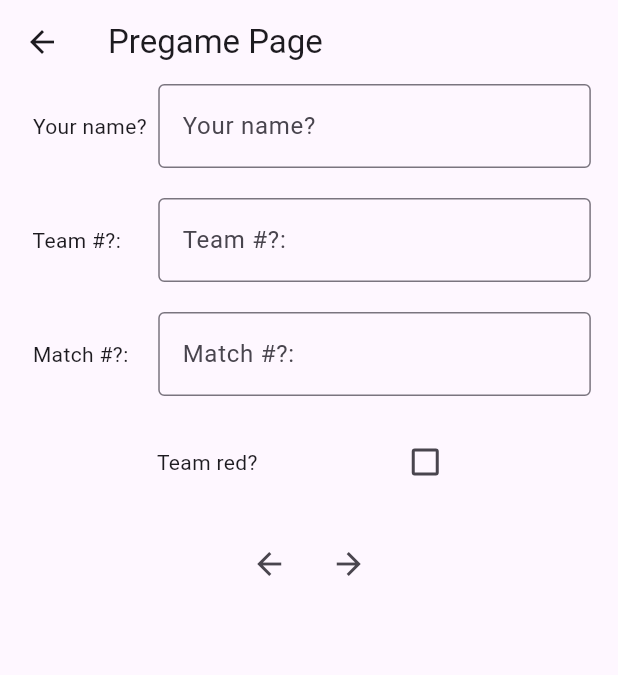
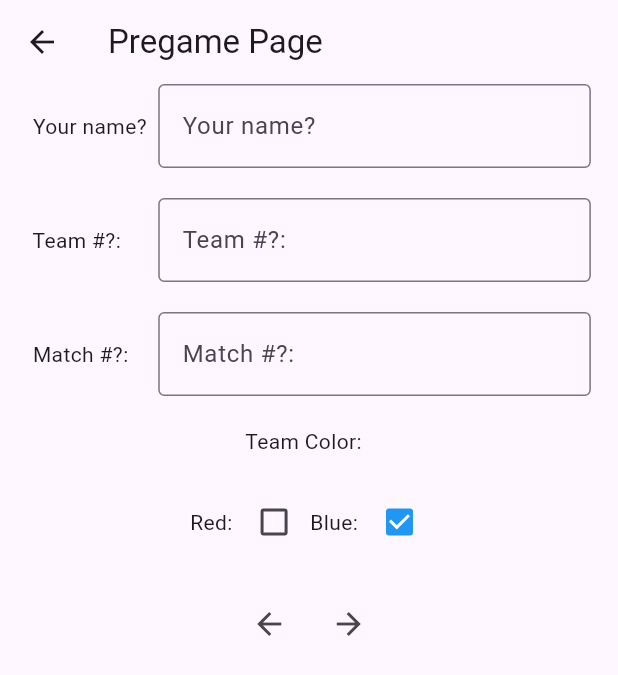
Before and after one commit to Aryan95614/FRC_SCOUTING_CRESCENDO_2023, a Flutter app: the PostGamePage screen opened by its route, after a tap on "Redo Scouting", on a phone screen of 412 x 824 dp. Shown: the top 675 px of the screen. Run offline on Flutter 3.47's test engine with Material 3 defaults, Android fonts, the phone set to English and light mode, and no system bars; our stand-ins replace qr_flutter, screenshot, share_plus.

Commit message:
feat: just edited it properly

```diff
--- a/ScoutingApp1/lib/components/functions.dart
+++ b/ScoutingApp1/lib/components/functions.dart
@@ -40,7 +40,7 @@ class Dataclass {
     // EndGame
 
     "climb": false,
-    "trap": 0,
+    "trap": false,
     "ChainFalling": false,
     "Harmonizing_Two_Robots": false,
     "Harmonizing_Three_Robots": false,
@@ -83,7 +83,7 @@ class Dataclass {
       // EndGame
 
       "climb": false,
-      "trap": 0,
+      "trap": false,
       "ChainFalling": false,
       "Harmonizing_Two_Robots": false,
       "Harmonizing_Three_Robots": false,
@@ -109,6 +109,9 @@ class Functions {
 
   static void addToTotalString(List<String> variables) {
     for (String variable in variables) {
+      if (dataclass.data[variable] == "") {
+        dataclass.data[variable] = "0";
+      }
       totalString = "${totalString + dataclass.data[variable].toString()}, ";
     }
   }
@@ -133,12 +136,10 @@ class Functions {
       "speaker_note_missed",
       "amp_note_teleop",
       "amp_note_missed",
-      /* TODO: Add a times amped */
+
       "coop",
       "broken",
       "recouver",
-
-      /* TODO: The timer or T should be counted idk */
 
       // Endgame
       "climb",
@@ -181,7 +182,7 @@ Row backAndForthPages(BuildContext context, int route) {
       Functions.widthSpacing(),
       IconButton(
           onPressed: () {
-            Navigator.pushReplacementNamed(context, possibleRoutes[route + 1]!);
+            Navigator.pushNamed(context, possibleRoutes[route + 1]!);
           },
           icon: const Icon(Icons.arrow_forward_outlined))
     ],
--- a/ScoutingApp1/lib/pages/Pregame.dart
+++ b/ScoutingApp1/lib/pages/Pregame.dart
@@ -25,7 +25,6 @@ class _PregameState extends State<Pregame> {
       textBoxField(value: "match_number", description: "Match #?:");
 
   checkbox isRed = checkbox(value: "color", description: "Team red?");
-
   @override
   Widget build(BuildContext context) {
     return Scaffold(
@@ -46,7 +45,34 @@ class _PregameState extends State<Pregame> {
               matchNumber,
               Functions.verticalSpacing(),
 
-              isRed,
+              const Text("Team Color: \t"),
+              Functions.verticalSpacing(),
+              Row(
+                mainAxisAlignment: MainAxisAlignment.center,
+                children: [
+                  Functions.widthSpacing(),
+                  const Text("Red: "),
+                  Checkbox(
+                      value: Functions.dataclass.data["color"],
+                      activeColor: Colors.red,
+                      onChanged: (bool? moved) {
+                        setState(() {
+                          Functions.dataclass.data["color"] = moved;
+                          print(Functions.dataclass.data["color"] = moved);
+                        });
+                      }),
+                  const Text("Blue: "),
+                  Checkbox(
+                      value: !Functions.dataclass.data["color"],
+                      activeColor: Colors.blue,
+                      onChanged: (bool? moved) {
+                        setState(() {
+                          Functions.dataclass.data["color"] = !moved!;
+                        });
+                      }),
+                ],
+              ),
+
               Functions.verticalSpacing(),
 
               // Page Navigation
```
Also changed, not shown: ScoutingApp1/lib/pages/EndGame.dart (+8 -9 lines).
